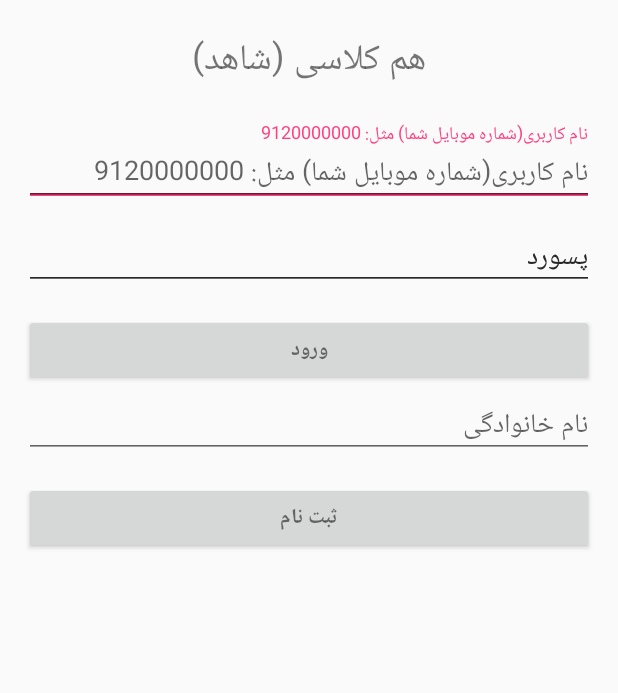
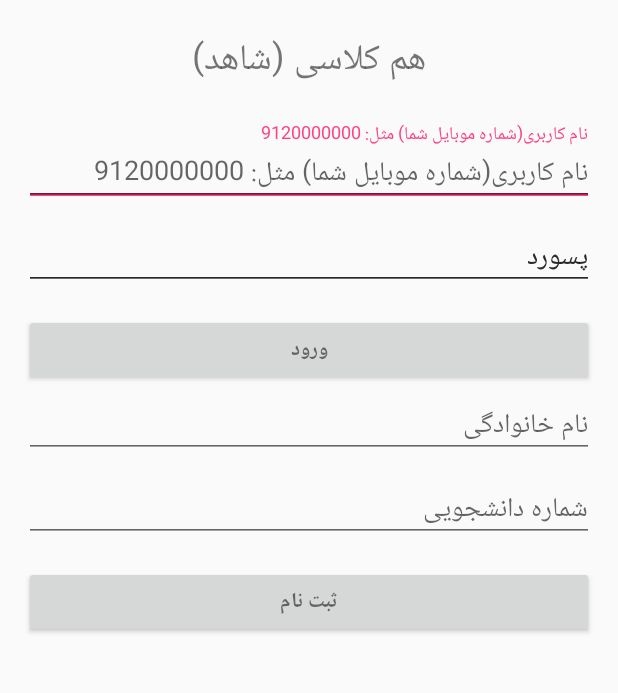
Before and after one commit to msf833/Kntushahed, an Android app: the screen it shows after launch (SignupLoginActivity), on a phone screen of 412 x 824 dp, the part 210-903 px from its top. Run offline under Robolectric (Android 15) with nearby library versions, the phone set to English and light mode, and no system bars; our stand-ins replace Volley; network calls fail.

Commit message:
some changes

```diff
--- a/app/src/main/java/ir/madamas/kntushahed/kntushahed/SignupLoginActivity.java
+++ b/app/src/main/java/ir/madamas/kntushahed/kntushahed/SignupLoginActivity.java
@@ -27,6 +27,7 @@ import android.widget.ArrayAdapter;
 import android.widget.AutoCompleteTextView;
 import android.widget.Button;
 import android.widget.EditText;
+import android.widget.ProgressBar;
 import android.widget.TabHost;
 import android.widget.TextView;
 
@@ -43,38 +44,34 @@ public class SignupLoginActivity extends AppCompatActivity {
     // UI references.
     private EditText username_signup;
     private EditText Password_signup;
-    private View mProgressView;
-    private View mLoginFormView;
+    private EditText name_signup;
+    private EditText family_signup;
+    private EditText username_login;
+    private EditText Password_login;
+    private EditText stdID_signup;
+    private ProgressBar ProgressView;
 
     @Override
     protected void onCreate(Bundle savedInstanceState) {
         super.onCreate(savedInstanceState);
         setContentView(R.layout.activity_signup_login);
 
+        //progressBar
+        ProgressView = (ProgressBar) findViewById(R.id.login_progress);
+
         // Set up the login form.
         username_signup = (EditText) findViewById(R.id.Tbox_username_signup);
         Password_signup = (EditText) findViewById(R.id.TBox_password_signup);
+        username_login = (EditText) findViewById(R.id.TBox_username_login);
+        Password_login = (EditText) findViewById(R.id.TBox_password_login);
+        name_signup = (EditText) findViewById(R.id.TBox_name_signup);
+        family_signup = (EditText) findViewById(R.id.TBox_family_signup);
+        stdID_signup = (EditText) findViewById(R.id.TBox_stdID_signup);
 
-        Password_signup.setOnEditorActionListener(new TextView.OnEditorActionListener() {
-            @Override
-            public boolean onEditorAction(TextView textView, int id, KeyEvent keyEvent) {
-                if (id == R.id.login || id == EditorInfo.IME_NULL) {
-                    return true;
-                }
-                return false;
-            }
-        });
-
-        Button mEmailSignInButton = (Button) findViewById(R.id.signun_button);
-        mEmailSignInButton.setOnClickListener(new OnClickListener() {
-            @Override
-            public void onClick(View view) {
-
-            }
-        });
+        Button signun_button = (Button) findViewById(R.id.signun_button);
+        Button login_button = (Button) findViewById(R.id.login_button);
 
         //mLoginFormView = findViewById(R.id.login_form);
-        mProgressView = findViewById(R.id.login_progress);
 
         TabHost host = (TabHost)findViewById(R.id.tabHost);
         host.setup();
@@ -91,6 +88,36 @@ public class SignupLoginActivity extends AppCompatActivity {
         spec.setIndicator("ورود");
         host.addTab(spec);
 
+        signun_button.setOnClickListener(new OnClickListener() {
+            @Override
+            public void onClick(View view) {
+                String Txt_username_signup = username_signup.getText().toString();
+                String Txt_Password_signup = Password_signup.getText().toString();
+                String Txt_name_signup = name_signup.getText().toString();
+                String Txt_family_signup = family_signup.getText().toString();
+                String Txt_stdID_signup = stdID_signup.getText().toString();
+
+                if (isUsernameValid(Txt_username_signup) == true &&
+                        isPasswordValid(Txt_Password_signup) == true &&
+                        isNameFamilyValid(Txt_name_signup) == true &&
+                        isNameFamilyValid(Txt_family_signup) == true &&
+                        isStdIDValid(Txt_stdID_signup) == true) {
+
+
+
+                }
+
+            }
+        });
+
+        login_button.setOnClickListener(new OnClickListener() {
+            @Override
+            public void onClick(View view) {
+                String Txt_username_login = username_login.getText().toString();
+                String Txt_Password_login = Password_login.getText().toString();
+            }
+        });
+
     }
 
 
@@ -102,13 +129,35 @@ public class SignupLoginActivity extends AppCompatActivity {
 
 
     private boolean isUsernameValid(String phoneNum) {
-        //TODO: Replace this with your own logic
-        return phoneNum.startsWith("9");
+        if (phoneNum.startsWith("9")){
+
+            return true;
+        }
+        return false;
     }
 
-    private boolean isPasswordValid(String password) {
-        //TODO: Replace this with your own logic
-        return password.length() > 4;
+    private boolean isPasswordValid(String name) {
+        if (name.length() > 4){
+
+            return true;
+        }
+        return false;
+    }
+
+    private boolean isNameFamilyValid(String family) {
+        if (family.length() > 2){
+
+            return true;
+        }
+        return false;
+    }
+
+    private boolean isStdIDValid(String stdID) {
+        /*if (stdID.length() > 2){
+
+            return true;
+        }*/
+        return false;
     }
 
 }
--- a/app/src/main/res/layout/activity_signup_login.xml
+++ b/app/src/main/res/layout/activity_signup_login.xml
@@ -147,6 +147,24 @@
 
                             </android.support.design.widget.TextInputLayout>
 
+                            <android.support.design.widget.TextInputLayout
+                                android:layout_width="match_parent"
+                                android:layout_height="wrap_content">
+
+                                <EditText
+                                    android:id="@+id/TBox_stdID_signup"
+                                    android:layout_width="match_parent"
+                                    android:layout_height="wrap_content"
+                                    android:hint="@string/action_stdID_signup"
+                                    android:imeActionId="@+id/login"
+                                    android:imeActionLabel="@string/action_sign_in_short"
+                                    android:imeOptions="actionUnspecified"
+                                    android:inputType="numberDecimal"
+                                    android:maxLines="1"
+                                    android:singleLine="true" />
+
+                            </android.support.design.widget.TextInputLayout>
+
                             <Button
                                 android:id="@+id/signun_button"
                                 style="?android:textAppearanceSmall"
--- a/app/src/main/res/values/strings.xml
+++ b/app/src/main/res/values/strings.xml
@@ -17,6 +17,7 @@
     <string name="action_login">ورود</string>
     <string name="action_name_signup">نام</string>
     <string name="action_family_signup">نام خانوادگی</string>
+    <string name="action_stdID_signup">شماره دانشجویی</string>
     <string name="action_sign_in_short">Sign in</string>
     <string name="error_invalid_phone">شماره تلفن باید با 9 آغاز شود</string>
     <string name="error_invalid_password">This password is too short</string>
```
